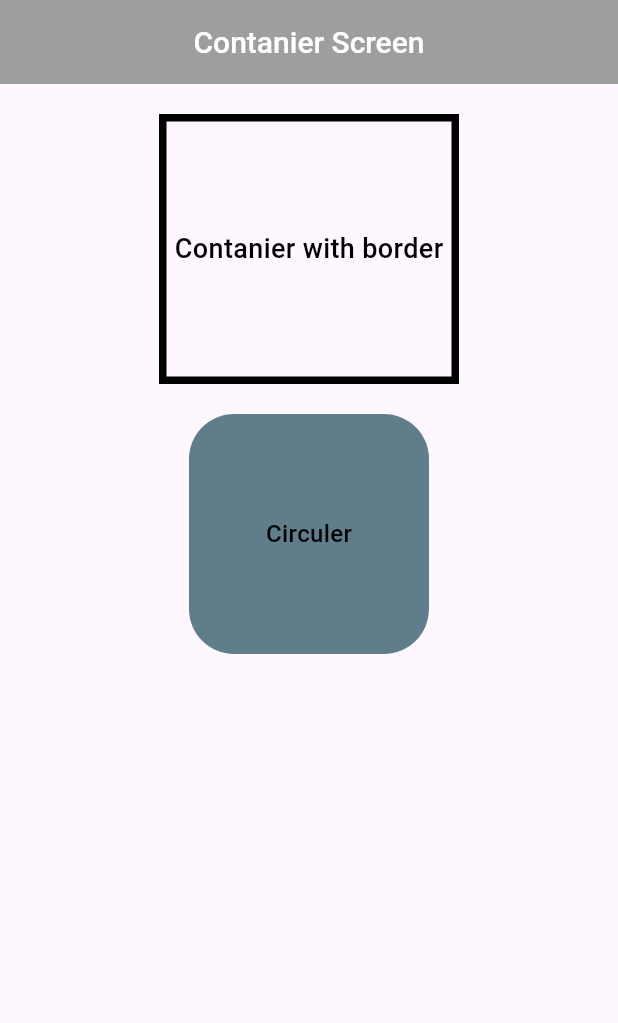
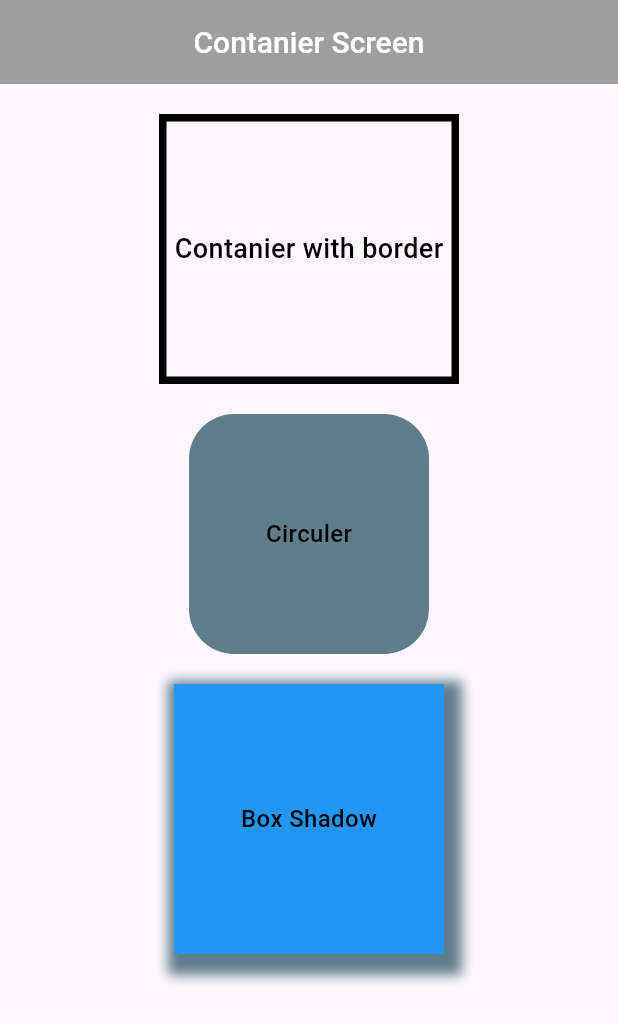
Before and after one commit to MuhammadAmirKhan-57/row_column_widget, a Flutter app: the screen it shows after launch, on a phone screen of 412 x 824 dp. Shown: the top 1023 px of the screen. Run offline on Flutter 3.47's test engine with Material 3 defaults, Android fonts, the phone set to English and light mode, and no system bars.

Commit message:
Container with decoration

```diff
--- a/lib/container/container_screen.dart
+++ b/lib/container/container_screen.dart
@@ -51,6 +51,28 @@ class ContainerScreen extends StatelessWidget {
                   fontWeight: FontWeight.w500,
                 ),),
               ),
+              SizedBox(height: 20),
+              Container(
+                width: 180,
+                height: 180,
+                alignment: Alignment(0, 0),
+                decoration: BoxDecoration(
+                  color: Colors.blue,
+                  boxShadow: [
+                    BoxShadow(
+                      blurRadius: 6,
+                      spreadRadius: 8,
+                      offset: Offset(4, 6),
+                      color: Colors.blueGrey,
+                    ),
+                  ]
+                ),
+                child: Text('Box Shadow',style: TextStyle(
+                  fontSize: 16,
+                  color: Colors.black,
+                  fontWeight: FontWeight.w500,
+                ),),
+              ),
             ],
           ),
         ),
```
